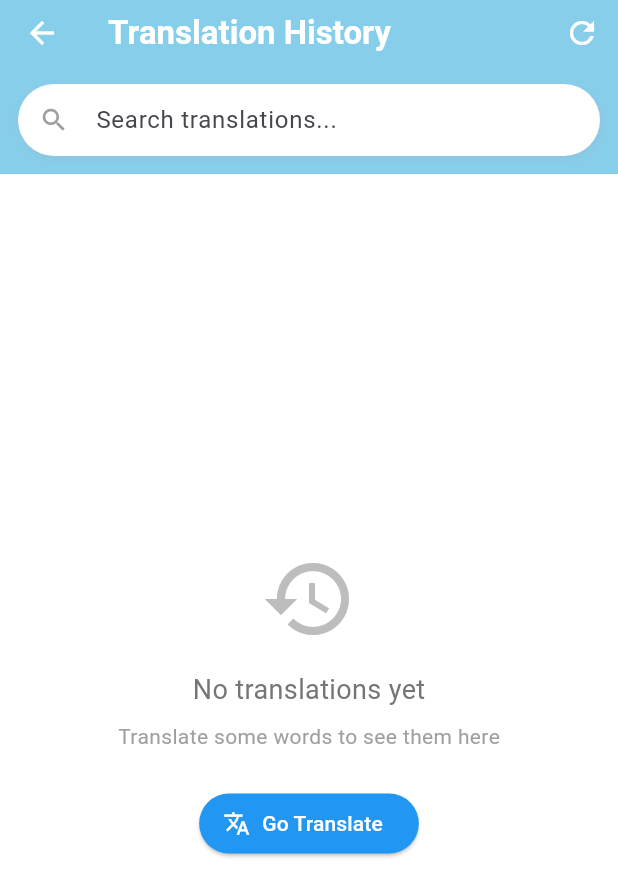
After one commit to suwilanjichanda3/ZamLearnIT1, a Flutter app: the screen it shows after launch, after a tap on "History", on a phone screen of 412 x 824 dp. The commit adds this screen. Shown: the top 896 px of the screen. Run offline on Flutter 3.47's test engine with Material 3 defaults, Android fonts, the phone set to English and light mode, and no system bars; our stand-ins replace cloud_firestore, firebase_core, flutter_tts, share_plus, shared_preferences, speech_to_text; accounts and stored records are empty.

Commit message:
Add History page

```diff
--- /dev/null
+++ b/zam_learn_it/lib/screens/history_page.dart
@@ -0,0 +1,391 @@
+import 'package:flutter/material.dart';
+import 'package:flutter/services.dart';
+import '../services/api_service.dart';
+import '../services/firestore_service.dart';
+import 'package:share_plus/share_plus.dart' if (dart.library.html) 'package:share_plus/share_plus_web.dart';
+
+class HistoryPage extends StatefulWidget {
+  const HistoryPage({super.key});
+
+  @override
+  State<HistoryPage> createState() => _HistoryPageState();
+}
+
+class _HistoryPageState extends State<HistoryPage> {
+  final FirestoreService _firestoreService = FirestoreService();
+  List<Map<String, dynamic>> _history = [];
+  List<Map<String, dynamic>> _filteredHistory = [];
+  bool _isLoading = true;
+  bool _isDeleting = false;
+  final TextEditingController _searchController = TextEditingController();
+
+  final Color _lightBlue = const Color(0xFF87CEEB);
+  final Color _darkBlue = const Color(0xFF2196F3);
+
+  @override
+  void initState() {
+    super.initState();
+    _loadHistory();
+    _searchController.addListener(_filterHistory);
+  }
+
+  @override
+  void dispose() {
+    _searchController.removeListener(_filterHistory);
+    _searchController.dispose();
+    super.dispose();
+  }
+
+  void _filterHistory() {
+    final query = _searchController.text.toLowerCase();
+    if (query.isEmpty) {
+      setState(() {
+        _filteredHistory = _history;
+      });
+    } else {
+      setState(() {
+        _filteredHistory = _history.where((item) {
+          final original = item['original']?.toLowerCase() ?? '';
+          final translated = item['translated']?.toLowerCase() ?? '';
+          return original.contains(query) || translated.contains(query);
+        }).toList();
+      });
+    }
+  }
+
+  Future<void> _loadHistory() async {
+    setState(() => _isLoading = true);
+    try {
+      final history = await _firestoreService.getHistoryOnce();
+      setState(() {
+        _history = history;
+        _filteredHistory = history;
+        _isLoading = false;
+      });
+    } catch (e) {
+      print('Error loading history: $e');
+      setState(() => _isLoading = false);
+    }
+  }
+
+  Future<void> _deleteItem(String docId) async {
+    setState(() => _isDeleting = true);
+    await _firestoreService.deleteTranslation(docId);
+    await _loadHistory();
+    setState(() => _isDeleting = false);
+
+    ScaffoldMessenger.of(context).showSnackBar(
+      const SnackBar(content: Text('Translation deleted'), duration: Duration(seconds: 1)),
+    );
+  }
+
+  Future<void> _clearAllHistory() async {
+    final confirm = await showDialog<bool>(
+      context: context,
+      builder: (context) => AlertDialog(
+        title: const Text('Clear All History'),
+        content: const Text('Are you sure you want to delete all translations? This cannot be undone.'),
+        actions: [
+          TextButton(
+            onPressed: () => Navigator.pop(context, false),
+            child: const Text('Cancel'),
+          ),
+          TextButton(
+            onPressed: () => Navigator.pop(context, true),
+            child: const Text('Delete All', style: TextStyle(color: Colors.red)),
+          ),
+        ],
+      ),
+    );
+
+    if (confirm == true) {
+      setState(() => _isDeleting = true);
+      await _firestoreService.clearAllHistory();
+      await _loadHistory();
+      setState(() => _isDeleting = false);
+
+      ScaffoldMessenger.of(context).showSnackBar(
+        const SnackBar(content: Text('All history cleared'), duration: Duration(seconds: 2)),
+      );
+    }
+  }
+
+  String _formatDate(String? timestamp) {
+    if (timestamp == null) return 'Unknown date';
+    try {
+      final date = DateTime.parse(timestamp);
+      return '${date.day}/${date.month}/${date.year} ${date.hour.toString().padLeft(2, '0')}:${date.minute.toString().padLeft(2, '0')}';
+    } catch (e) {
+      return timestamp;
+    }
+  }
+
+  @override
+  Widget build(BuildContext context) {
+    return Scaffold(
+      appBar: AppBar(
+        title: const Text(
+          'Translation History',
+          style: TextStyle(fontWeight: FontWeight.bold),
+        ),
+        backgroundColor: _lightBlue,
+        foregroundColor: Colors.white,
+        elevation: 0,
+        actions: [
+          if (_history.isNotEmpty)
+            IconButton(
+              icon: const Icon(Icons.delete_sweep),
+              onPressed: _isDeleting ? null : _clearAllHistory,
+              tooltip: 'Clear all history',
+            ),
+          IconButton(
+            icon: const Icon(Icons.refresh),
+            onPressed: _isLoading ? null : _loadHistory,
+            tooltip: 'Refresh',
+          ),
+        ],
+        bottom: PreferredSize(
+          preferredSize: const Size.fromHeight(60),
+          child: Padding(
+            padding: const EdgeInsets.all(12),
+            child: Container(
+              decoration: BoxDecoration(
+                color: Colors.white,
+                borderRadius: BorderRadius.circular(30),
+                boxShadow: [
+                  BoxShadow(
+                    color: Colors.grey.withOpacity(0.2),
+                    blurRadius: 4,
+                    offset: const Offset(0, 2),
+                  ),
+                ],
+              ),
+              child: TextField(
+                controller: _searchController,
+                decoration: InputDecoration(
+                  hintText: 'Search translations...',
+                  prefixIcon: const Icon(Icons.search, size: 20, color: Colors.grey),
+                  suffixIcon: _searchController.text.isNotEmpty
+                      ? IconButton(
+                          icon: const Icon(Icons.clear, size: 18, color: Colors.grey),
+                          onPressed: () => _searchController.clear(),
+                        )
+                      : null,
+                  border: InputBorder.none,
+                  contentPadding: const EdgeInsets.symmetric(vertical: 12),
+                ),
+              ),
+            ),
+          ),
+        ),
+      ),
+      body: Container(
+        color: Colors.white,
+        child: Center(
+          child: _buildBody(),
+        ),
+      ),
+    );
+  }
+
+  Widget _buildBody() {
+    if (_isLoading) {
+      return const Center(
+        child: Column(
+          mainAxisAlignment: MainAxisAlignment.center,
+          children: [
+            CircularProgressIndicator(),
+            SizedBox(height: 16),
+            Text('Loading history...'),
+          ],
+        ),
+      );
+    }
+
+    if (_filteredHistory.isEmpty) {
+      return Center(
+        child: Column(
+          mainAxisAlignment: MainAxisAlignment.center,
+          children: [
+            Icon(_searchController.text.isEmpty ? Icons.history : Icons.search_off,
+                 size: 64, color: Colors.grey[400]),
+            const SizedBox(height: 16),
+            Text(
+              _searchController.text.isEmpty
+                ? 'No translations yet'
+                : 'No matching translations',
+              style: TextStyle(fontSize: 18, color: Colors.grey[600]),
+            ),
+            const SizedBox(height: 8),
+            Text(
+              _searchController.text.isEmpty
+                ? 'Translate some words to see them here'
+                : 'Try a different search term',
+              style: TextStyle(fontSize: 14, color: Colors.grey[500]),
+            ),
+            if (_searchController.text.isNotEmpty)
+              TextButton(
+                onPressed: () => _searchController.clear(),
+                child: const Text('Clear search'),
+              ),
+            const SizedBox(height: 24),
+            if (_searchController.text.isEmpty)
+              ElevatedButton.icon(
+                onPressed: () => Navigator.pop(context),
+                icon: const Icon(Icons.translate),
+                label: const Text('Go Translate'),
+                style: ElevatedButton.styleFrom(
+                  backgroundColor: const Color(0xFF2196F3),
+                  foregroundColor: Colors.white,
+                ),
+              ),
+          ],
+        ),
+      );
+    }
+
+    return ListView.builder(
+      padding: const EdgeInsets.all(16),
+      itemCount: _filteredHistory.length,
+      itemBuilder: (context, index) {
+        final item = _filteredHistory[index];
+        return Center(
+          child: SizedBox(
+            width: MediaQuery.of(context).size.width * 0.85,
+            child: Card(
+              margin: const EdgeInsets.only(bottom: 16),
+              elevation: 2,
+              shape: RoundedRectangleBorder(
+                borderRadius: BorderRadius.circular(12),
+              ),
+              child: Dismissible(
+                key: Key(item['id']),
+                background: Container(
+                  decoration: BoxDecoration(
+                    color: Colors.red,
+                    borderRadius: BorderRadius.circular(12),
+                  ),
+                  alignment: Alignment.centerRight,
+                  padding: const EdgeInsets.only(right: 20),
+                  child: const Icon(Icons.delete, color: Colors.white),
+                ),
+                direction: DismissDirection.endToStart,
+                onDismissed: (_) => _deleteItem(item['id']),
+                child: Column(
+                  crossAxisAlignment: CrossAxisAlignment.start,
+                  children: [
+                    // Original Text Section
+                    Container(
+                      padding: const EdgeInsets.all(12),
+                      decoration: BoxDecoration(
+                        color: Colors.grey.shade50,
+                        borderRadius: const BorderRadius.vertical(top: Radius.circular(12)),
+                      ),
+                      child: Column(
+                        crossAxisAlignment: CrossAxisAlignment.start,
+                        children: [
+                          Row(
+                            children: [
+                              Container(
+                                padding: const EdgeInsets.symmetric(horizontal: 8, vertical: 2),
+                                decoration: BoxDecoration(
+                                  color: _lightBlue.withOpacity(0.15),
+                                  borderRadius: BorderRadius.circular(8),
+                                ),
+                                child: Text(
+                                  'ORIGINAL',
+                                  style: TextStyle(fontSize: 10, color: _darkBlue),
+                                ),
+                              ),
+                            ],
+                          ),
+                          const SizedBox(height: 8),
+                          Text(
+                            item['original'] ?? 'Unknown',
+                            style: const TextStyle(fontSize: 14),
+                          ),
+                        ],
+                      ),
+                    ),
+
+                    // Translated Text Section
+                    Container(
+                      padding: const EdgeInsets.all(12),
+                      decoration: BoxDecoration(
+                        color: Colors.green[50],
+                        borderRadius: const BorderRadius.vertical(bottom: Radius.circular(12)),
+                      ),
+                      child: Column(
+                        crossAxisAlignment: CrossAxisAlignment.start,
+                        children: [
+                          Row(
+                            mainAxisAlignment: MainAxisAlignment.spaceBetween,
+                            children: [
+                              Container(
+                                padding: const EdgeInsets.symmetric(horizontal: 8, vertical: 2),
+                                decoration: BoxDecoration(
+                                  color: Colors.green[100],
+                                  borderRadius: BorderRadius.circular(8),
+                                ),
+                                child: Text(
+                                  'TRANSLATION (${item['language']?.toUpperCase() ?? 'UNKNOWN'})',
+                                  style: TextStyle(fontSize: 10, color: Colors.green[800]),
+                                ),
+                              ),
+                              Row(
+                                children: [
+                                  IconButton(
+                                    icon: Icon(Icons.share, size: 16, color: _darkBlue),
+                                    onPressed: () {
+                                      Share.share(
+                                        '${item['language']?.toUpperCase()} Translation:\n\nOriginal: ${item['original']}\nTranslation: ${item['translated']}\n\n- From ZamLearnIT App',
+                                        subject: 'ZamLearnIT Translation',
+                                      );
+                                    },
+                                    padding: EdgeInsets.zero,
+                                    constraints: const BoxConstraints(),
+                                  ),
+                                  IconButton(
+                                    icon: Icon(Icons.copy, size: 16, color: _darkBlue),
+                                    onPressed: () {
+                                      Clipboard.setData(ClipboardData(text: item['translated'] ?? ''));
+                                      ScaffoldMessenger.of(context).showSnackBar(
+                                        const SnackBar(content: Text('Copied!'), duration: Duration(seconds: 1)),
+                                      );
+                                    },
+                                    padding: EdgeInsets.zero,
+                                    constraints: const BoxConstraints(),
+                                  ),
+                                ],
+                              ),
+                            ],
+                          ),
+                          const SizedBox(height: 8),
+                          Text(
+                            item['translated'] ?? '',
+                            style: const TextStyle(fontSize: 14, fontWeight: FontWeight.w500),
+                          ),
+                          const SizedBox(height: 8),
+                          Row(
+                            children: [
+                              Icon(Icons.access_time, size: 12, color: Colors.grey[500]),
+                              const SizedBox(width: 4),
+                              Text(
+                                _formatDate(item['timestamp']),
+                                style: TextStyle(fontSize: 10, color: Colors.grey[600]),
+                              ),
+                            ],
+                          ),
+                        ],
+                      ),
+                    ),
+                  ],
+                ),
+              ),
+            ),
+          ),
+        );
+      },
+    );
+  }
+}
--- a/zam_learn_it/lib/screens/home_screen.dart
+++ b/zam_learn_it/lib/screens/home_screen.dart
@@ -1,9 +1,99 @@
 import 'package:flutter/material.dart';
 import 'translate_screen.dart';
+import 'history_page.dart';
 import 'dart:io';
 
 class HomeScreen extends StatelessWidget {
   const HomeScreen({super.key});
+
+  void _showHelpDialog(BuildContext context) {
+    showDialog(
+      context: context,
+      builder: (context) => AlertDialog(
+        title: Row(
+          children: const [
+            Icon(Icons.help_outline, color: Colors.blue),
+            SizedBox(width: 8),
+            Text('How to Use ZamLearnIT'),
+          ],
+        ),
+        content: SingleChildScrollView(
+          child: Column(
+            crossAxisAlignment: CrossAxisAlignment.start,
+            mainAxisSize: MainAxisSize.min,
+            children: [
+              _buildHelpStep('1', 'Type or speak', 'Enter English text by typing or using the microphone button'),
+              const Divider(),
+              _buildHelpStep('2', 'Select language', 'Choose Bemba or Nyanja as your target language'),
+              const Divider(),
+              _buildHelpStep('3', 'Translate', 'Tap the Translate button to get your translation'),
+              const Divider(),
+              _buildHelpStep('4', 'Save & History', 'Translations are automatically saved. View them in History'),
+              const Divider(),
+              _buildHelpStep('5', 'Voice Input', 'Tap the microphone icon to speak instead of typing'),
+            ],
+          ),
+        ),
+        actions: [
+          TextButton(
+            onPressed: () => Navigator.pop(context),
+            child: const Text('Got it'),
+          ),
+        ],
+      ),
+    );
+  }
+
+  Widget _buildHelpStep(String number, String title, String description) {
+    return Padding(
+      padding: const EdgeInsets.symmetric(vertical: 8),
+      child: Row(
+        crossAxisAlignment: CrossAxisAlignment.start,
+        children: [
+          Container(
+            width: 28,
+            height: 28,
+            decoration: BoxDecoration(
+              color: Colors.blue,
+              borderRadius: BorderRadius.circular(14),
+            ),
+            child: Center(
+              child: Text(
+                number,
+                style: const TextStyle(
+                  color: Colors.white,
+                  fontWeight: FontWeight.bold,
+                ),
+              ),
+            ),
+          ),
+          const SizedBox(width: 12),
+          Expanded(
+            child: Column(
+              crossAxisAlignment: CrossAxisAlignment.start,
+              children: [
+                Text(
+                  title,
+                  style: const TextStyle(
+                    fontWeight: FontWeight.bold,
+                    fontSize: 14,
+                  ),
+                ),
+                const SizedBox(height: 2),
+                Text(
+                  description,
+                  style: TextStyle(
+                    fontSize: 12,
+                    color: Colors.grey[600],
+                  ),
+                ),
+              ],
+            ),
+          ),
+        ],
+      ),
+    );
+  }
 
   @override
   Widget build(BuildContext context) {
@@ -31,9 +121,9 @@ class HomeScreen extends StatelessWidget {
                 Container(
                   padding: const EdgeInsets.symmetric(horizontal: 16, vertical: 8),
                   color: Colors.white,
-                  child: const Row(
+                  child: Row(
                     mainAxisAlignment: MainAxisAlignment.center,
-                    children: [
+                    children: const [
                       Text(
                         "ZamLearnIT",
                         style: TextStyle(
@@ -51,10 +141,11 @@ class HomeScreen extends StatelessWidget {
 
                 const Spacer(),
 
-                // CENTER CONTENT
+                // CENTER CONTENT - BUTTONS
                 Column(
                   mainAxisAlignment: MainAxisAlignment.center,
                   children: [
+                    // Welcome Text
                     Padding(
                       padding: const EdgeInsets.symmetric(horizontal: 20),
                       child: Text(
@@ -93,19 +184,19 @@ class HomeScreen extends StatelessWidget {
                       ),
                     ),
 
-                    const SizedBox(height: 40),
+                    const SizedBox(height: 50),
 
-                    // Translate Button
+                    // TRANSLATE BUTTON (Main action - largest)
                     SizedBox(
-                      width: 200,
-                      height: 50,
+                      width: 220,
+                      height: 55,
                       child: ElevatedButton(
                         style: ElevatedButton.styleFrom(
                           backgroundColor: const Color(0xFF2196F3),
                           foregroundColor: Colors.white,
                           elevation: 8,
                           shape: RoundedRectangleBorder(
-                            borderRadius: BorderRadius.circular(25),
+                            borderRadius: BorderRadius.circular(28),
                           ),
                         ),
                         onPressed: () {
@@ -123,24 +214,73 @@ class HomeScreen extends StatelessWidget {
                       ),
                     ),
 
+                    const SizedBox(height: 20),
+
+                    // HISTORY BUTTON
+                    SizedBox(
+                      width: 200,
+                      height: 50,
+                      child: ElevatedButton(
+                        style: ElevatedButton.styleFrom(
+                          backgroundColor: Colors.green,
+                          foregroundColor: Colors.white,
+                          elevation: 6,
+                          shape: RoundedRectangleBorder(
+                            borderRadius: BorderRadius.circular(25),
+                          ),
+                        ),
+                        onPressed: () {
+                          Navigator.push(
+                            context,
+                            MaterialPageRoute(
+                              builder: (_) => const HistoryPage(),
+                            ),
+                          );
+                        },
+                        child: const Text(
+                          "History",
+                          style: TextStyle(fontSize: 17, fontWeight: FontWeight.w600),
+                        ),
+                      ),
+                    ),
+
                     const SizedBox(height: 16),
 
-                    // History Button - REMOVED since history is inside TranslateScreen
-                    // (The history icon is in the AppBar of TranslateScreen)
+                    // HELP BUTTON
+                    SizedBox(
+                      width: 180,
+                      height: 45,
+                      child: OutlinedButton.icon(
+                        style: OutlinedButton.styleFrom(
+                          backgroundColor: Colors.white.withOpacity(0.9),
+                          foregroundColor: Colors.blue,
+                          side: BorderSide.none,
+                          shape: RoundedRectangleBorder(
+                            borderRadius: BorderRadius.circular(22),
+                          ),
+                        ),
+                        onPressed: () => _showHelpDialog(context),
+                        icon: const Icon(Icons.help_outline, size: 18),
+                        label: const Text(
+                          "Help",
+                          style: TextStyle(fontSize: 16, fontWeight: FontWeight.w600),
+                        ),
+                      ),
+                    ),
 
-                    const SizedBox(height: 25),
+                    const SizedBox(height: 40),
 
-                    // Exit Button
+                    // EXIT BUTTON (Smaller, subtle)
                     SizedBox(
-                      width: 140,
-                      height: 40,
+                      width: 120,
+                      height: 38,
                       child: OutlinedButton(
                         style: OutlinedButton.styleFrom(
-                          backgroundColor: Colors.red.withOpacity(0.9),
+                          backgroundColor: Colors.red.withOpacity(0.85),
                           foregroundColor: Colors.white,
                           side: BorderSide.none,
                           shape: RoundedRectangleBorder(
-                            borderRadius: BorderRadius.circular(25),
+                            borderRadius: BorderRadius.circular(19),
                           ),
                         ),
                         onPressed: () {
@@ -166,7 +306,7 @@ class HomeScreen extends StatelessWidget {
                         },
                         child: const Text(
                           "Exit",
-                          style: TextStyle(fontSize: 16, fontWeight: FontWeight.w600),
+                          style: TextStyle(fontSize: 14, fontWeight: FontWeight.w600),
                         ),
                       ),
                     ),
--- a/zam_learn_it/lib/services/api_service.dart
+++ b/zam_learn_it/lib/services/api_service.dart
@@ -3,7 +3,7 @@ import 'package:http/http.dart' as http;
 
 class ApiService {
   // Update this with your actual backend URL
- static const String baseUrl =  'http://192.168.43.52:8000'; // For Android emulator
+ static const String baseUrl =  'http://localhost:8000'; // For Android emulator
 
   // Check if server is healthy
   static Future<bool> checkHealth() async {
@@ -99,7 +99,7 @@ class ApiService {
           'note': note,
           'timestamp': DateTime.now().toIso8601String(),
         }),
-      ).timeout(const Duration(seconds: 3)); // Short timeout so it doesn't hang
+      ).timeout(const Duration(seconds: 60)); // Short timeout so it doesn't hang
 
       if (response.statusCode == 200 || response.statusCode == 201) {
         print('✅ Suggestion submitted to backend');
--- a/zam_learn_it/pubspec.yaml
+++ b/zam_learn_it/pubspec.yaml
@@ -22,6 +22,7 @@ dependencies:
   firebase_core: ^3.15.2
   cloud_firestore: ^5.6.12
   firebase_auth: ^5.3.0
+  share_plus: ^12.0.2
 
 dev_dependencies:
   flutter_test:
```
Also changed, not shown: zam_learn_it/pubspec.lock, 5 other files.
